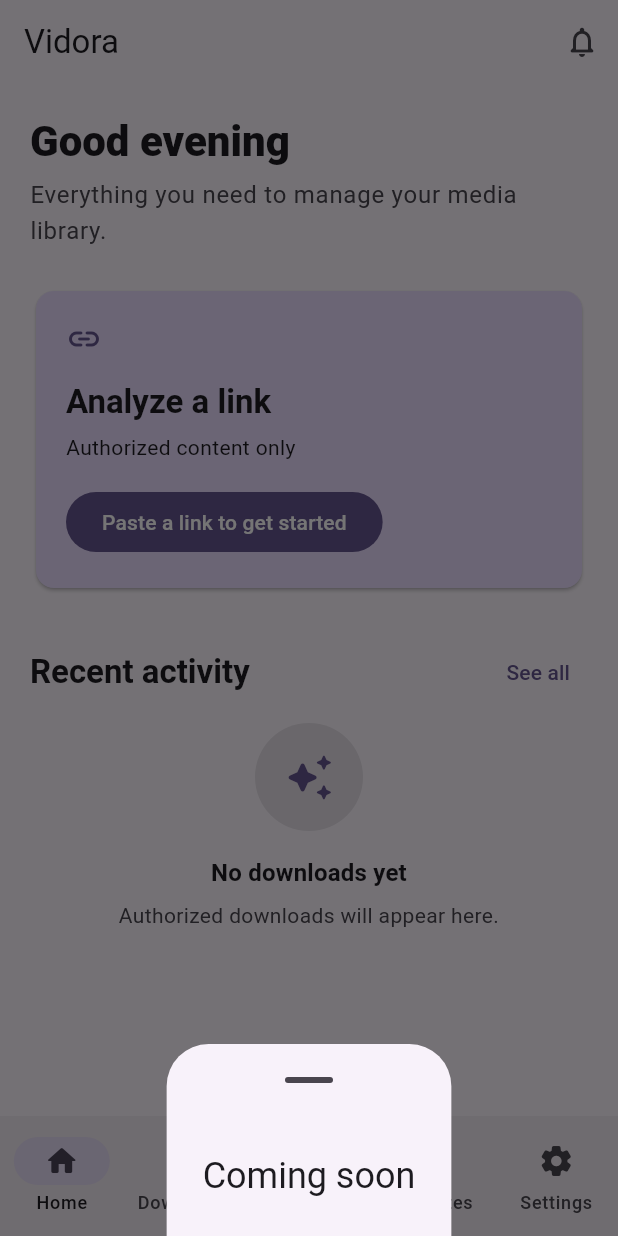
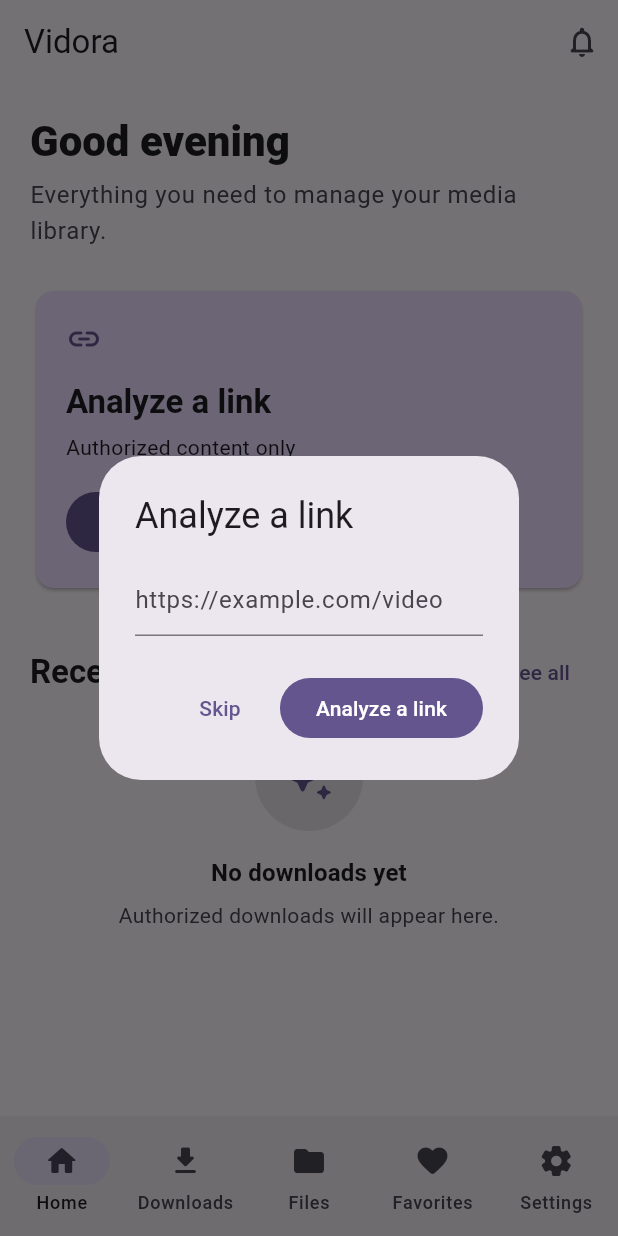
Before and after one commit to abdelrahmanwaer75-alt/p, a Flutter app: the screen it shows after launch, after a tap on "Get started", after a tap on "Paste a link to get started", on a phone screen of 412 x 824 dp. Run offline on Flutter 3.47's test engine with Material 3 defaults, Android fonts, the phone set to English and light mode, and no system bars; our stand-ins replace dio.

Commit message:
Connect Flutter analyzer flow to backend API

```diff
--- /dev/null
+++ b/lib/core_api.dart
@@ -0,0 +1,49 @@
+import 'package:dio/dio.dart';
+
+class AnalyzerPreview {
+  final String platform;
+  final String message;
+  final bool supported;
+  final String contentKind;
+
+  const AnalyzerPreview({
+    required this.platform,
+    required this.message,
+    required this.supported,
+    required this.contentKind,
+  });
+
+  factory AnalyzerPreview.fromJson(Map<String, dynamic> json) =>
+      AnalyzerPreview(
+        platform: json['platform'] as String? ?? 'generic',
+        message: json['message'] as String? ?? '',
+        supported: json['supported'] as bool? ?? false,
+        contentKind: json['content_kind'] as String? ?? 'unknown',
+      );
+}
+
+class VidoraApiClient {
+  final Dio _dio;
+  VidoraApiClient({String? baseUrl})
+    : _dio = Dio(
+        BaseOptions(
+          baseUrl:
+              baseUrl ??
+              const String.fromEnvironment(
+                'VIDORA_API_URL',
+                defaultValue: 'http://127.0.0.1:8000',
+              ),
+          connectTimeout: const Duration(seconds: 5),
+          receiveTimeout: const Duration(seconds: 10),
+          headers: {'Content-Type': 'application/json'},
+        ),
+      );
+
+  Future<AnalyzerPreview> previewUrl(String url) async {
+    final response = await _dio.post<Map<String, dynamic>>(
+      '/api/v1/analyzer/preview',
+      data: {'url': url},
+    );
+    return AnalyzerPreview.fromJson(response.data ?? const {});
+  }
+}
--- a/lib/main.dart
+++ b/lib/main.dart
@@ -1,4 +1,6 @@
 import 'package:flutter/material.dart';
+
+import 'core_api.dart';
 
 void main() => runApp(const VidoraApp());
 
@@ -22,6 +24,7 @@
       ? 'مساحتك الآمنة لإدارة الوسائط المصرّح بتنزيلها والاستمتاع بها.'
       : 'Your trusted space for managing authorized media and enjoying it offline.';
   String get getStarted => ar ? 'ابدأ الآن' : 'Get started';
+  String get skip => ar ? 'تخطي' : 'Skip';
   String get greeting => ar ? 'مساء الخير' : 'Good evening';
   String get homeBody => ar
       ? 'كل ما تحتاجه لإدارة مكتبة الوسائط الخاصة بك.'
@@ -107,6 +110,7 @@
       home: onboarded
           ? Shell(
               copy: copy,
+              api: VidoraApiClient(),
               language: language,
               theme: theme,
               onLanguage: setLanguage,
@@ -194,6 +198,7 @@
 
 class Shell extends StatefulWidget {
   final AppCopy copy;
+  final VidoraApiClient api;
   final AppLanguage language;
   final ThemeChoice theme;
   final ValueChanged<AppLanguage> onLanguage;
@@ -201,6 +206,7 @@
   const Shell({
     super.key,
     required this.copy,
+    required this.api,
     required this.language,
     required this.theme,
     required this.onLanguage,
@@ -215,7 +221,7 @@
   @override
   Widget build(BuildContext context) {
     final pages = [
-      HomePage(copy: widget.copy),
+      HomePage(copy: widget.copy, api: widget.api),
       EmptyPage(
         icon: Icons.download_rounded,
         title: widget.copy.emptyDownloads,
@@ -269,7 +275,79 @@
 
 class HomePage extends StatelessWidget {
   final AppCopy copy;
-  const HomePage({super.key, required this.copy});
+  final VidoraApiClient api;
+  const HomePage({super.key, required this.copy, required this.api});
+
+  Future<void> _analyze(BuildContext context) async {
+    final controller = TextEditingController();
+    var loading = false;
+    String? result;
+    await showDialog<void>(
+      context: context,
+      builder: (dialogContext) => StatefulBuilder(
+        builder: (context, setDialogState) => AlertDialog(
+          title: Text(copy.analyzeUrl),
+          content: Column(
+            mainAxisSize: MainAxisSize.min,
+            children: [
+              TextField(
+                controller: controller,
+                keyboardType: TextInputType.url,
+                decoration: const InputDecoration(
+                  hintText: 'https://example.com/video',
+                ),
+              ),
+              if (result != null)
+                Padding(
+                  padding: const EdgeInsets.only(top: 16),
+                  child: Text(result!),
+                ),
+            ],
+          ),
+          actions: [
+            TextButton(
+              onPressed: () => Navigator.pop(dialogContext),
+              child: Text(copy.skip),
+            ),
+            FilledButton(
+              onPressed: loading
+                  ? null
+                  : () async {
+                      if (controller.text.trim().isEmpty) return;
+                      setDialogState(() {
+                        loading = true;
+                        result = null;
+                      });
+                      try {
+                        final preview = await api.previewUrl(
+                          controller.text.trim(),
+                        );
+                        setDialogState(() {
+                          loading = false;
+                          result = '${preview.platform}: ${preview.message}';
+                        });
+                      } catch (_) {
+                        setDialogState(() {
+                          loading = false;
+                          result = copy.authorizedOnly;
+                        });
+                      }
+                    },
+              child: loading
+                  ? const SizedBox(
+                      width: 18,
+                      height: 18,
+                      child: CircularProgressIndicator(strokeWidth: 2),
+                    )
+                  : Text(copy.analyzeUrl),
+            ),
+          ],
+        ),
+      ),
+    );
+    controller.dispose();
+  }
+
   @override
   Widget build(BuildContext context) => CustomScrollView(
     slivers: [
@@ -321,17 +399,7 @@
                     Text(copy.authorizedOnly),
                     const SizedBox(height: 16),
                     FilledButton(
-                      onPressed: () => showModalBottomSheet(
-                        context: context,
-                        showDragHandle: true,
-                        builder: (_) => Padding(
-                          padding: const EdgeInsets.all(24),
-                          child: Text(
-                            copy.comingSoon,
-                            style: Theme.of(context).textTheme.headlineSmall,
-                          ),
-                        ),
-                      ),
+                      onPressed: () => _analyze(context),
                       child: Text(copy.pasteUrl),
                     ),
                   ],
--- a/pubspec.yaml
+++ b/pubspec.yaml
@@ -34,6 +34,7 @@
   # The following adds the Cupertino Icons font to your application.
   # Use with the CupertinoIcons class for iOS style icons.
   cupertino_icons: ^1.0.8
+  dio: ^5.11.0
 
 dev_dependencies:
   flutter_test:
```
Also changed, not shown: pubspec.lock.
